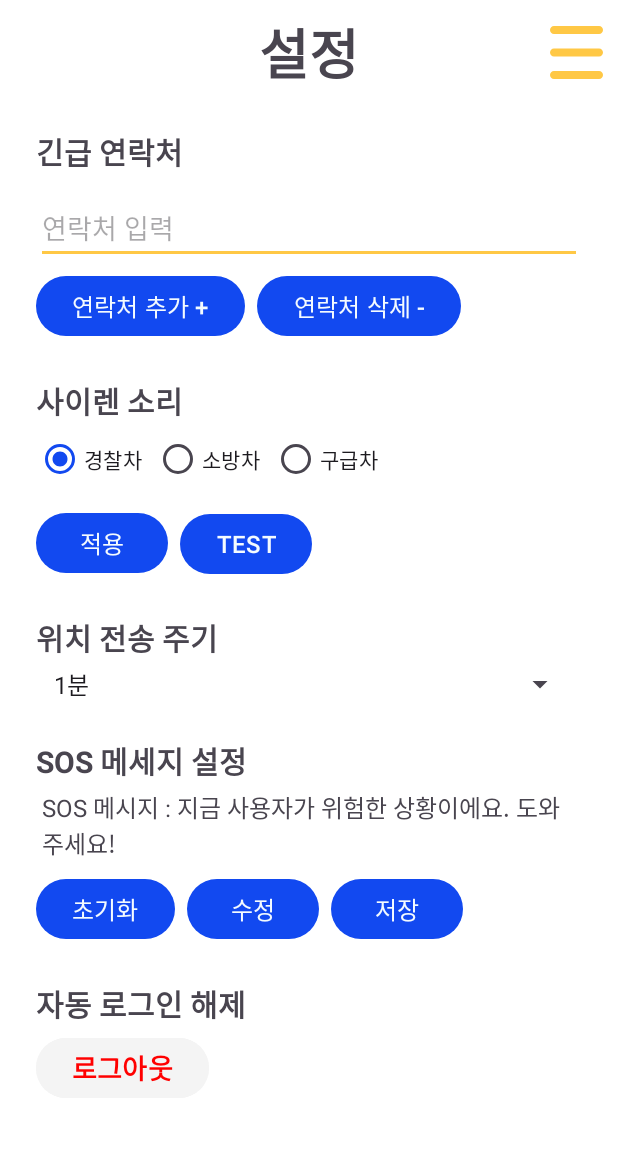
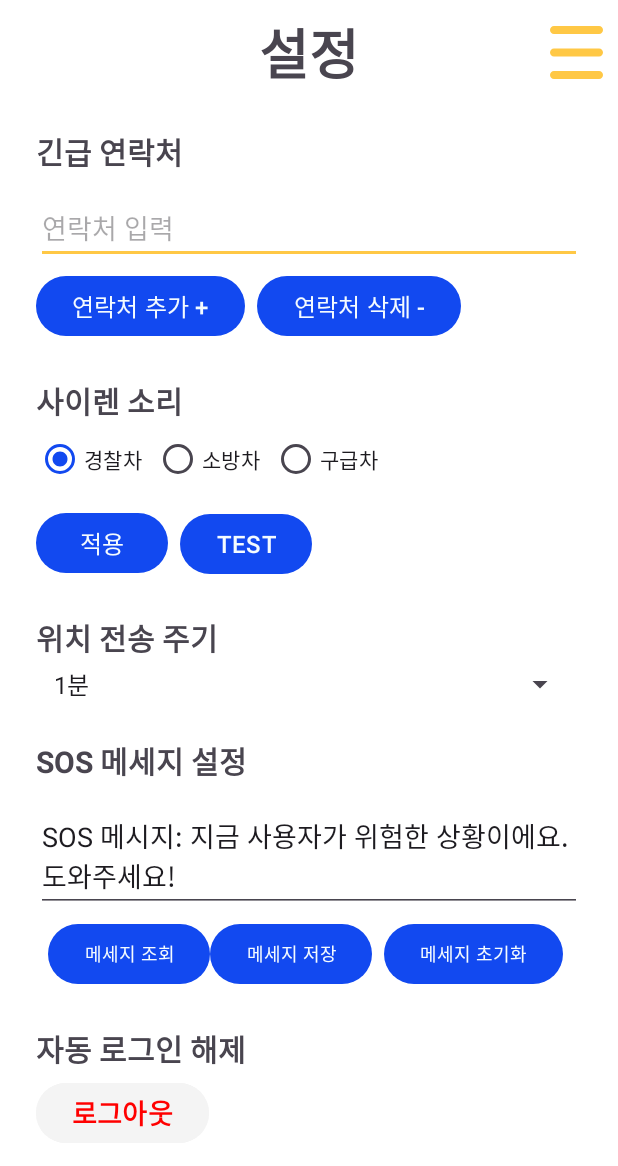
Before and after one commit to ssshyun1001/2023_GURU2_Android, an Android app: the Settings screen opened directly, with no data from a screen before it, on a phone screen of 412 x 824 dp. Shown: the top 1166 px of the screen. Run offline under Robolectric (Android 15) with nearby library versions, the phone set to English and light mode, and no system bars.

Commit message:
메세지 설정 및 로그인 상태 유지 저장

```diff
--- a/app/src/main/java/com/example/guru2_dsjouju_app/DBManager.kt
+++ b/app/src/main/java/com/example/guru2_dsjouju_app/DBManager.kt
@@ -22,6 +22,12 @@ class DBManager(
                     "id TEXT, " +
                     "phone TEXT, " +
                     "PRIMARY KEY (id, phone))"
+        )
+        db.execSQL(
+            "CREATE TABLE messages (" +
+                    "id TEXT," +
+                    "message TEXT," +
+                    "PRIMARY KEY(id))"
         )
     }
 
@@ -86,52 +92,53 @@ class ContactsDAO(private val context: Context, private val loginID: String) {
 
 
 
-//class MessagesDAO(context: Context) {
-//
-//    private val dbManager = DBManager(context, "messagesDB", null, 1)
-//
-//    // 메시지 추가 메서드
-//    fun insertMessage(message: String) {
-//        val db = dbManager.writableDatabase
-//        val values = ContentValues().apply {
-//            put("message", message)
-//        }
-//        db.insert("messages", null, values)
-//        db.close()
-//    }
-//}
-//    // 메시지 삭제 메서드
-//    fun deleteMessage(id: Int) {
-//        val db = dbManager.writableDatabase
-//        db.delete("messages", "id = ?", arrayOf(id.toString()))
-//        db.close()
-//    }
-//
-//    // 메시지 수정 메서드
-//    fun updateMessage(id: Int, newMessage: String) {
-//        val db = dbManager.writableDatabase
-//        val values = ContentValues().apply {
-//            put("message", newMessage)
-//        }
-//        db.update("messages", values, "id = ?", arrayOf(id.toString()))
-//        db.close()
-//    }
-//
-//    // 모든 메시지 조회 메서드
-//    fun getAllMessages(): List<Message> {
-//        val db = dbManager.readableDatabase
-//        val cursor: Cursor = db.rawQuery("SELECT * FROM messages", null)
-//        val messages = mutableListOf<Message>()
-//        while (cursor.moveToNext()) {
-//            val id = cursor.getInt(cursor.getColumnIndexOrThrow("id"))
-//            val message = cursor.getString(cursor.getColumnIndexOrThrow("message"))
-//            messages.add(Message(id, message))
-//        }
-//        cursor.close()
-//        db.close()
-//        return messages
-//    }
-//
-//    // 메시지 클래스
-//    data class Message(val id: Int, val message: String)
-//}
+class MessagesDAO(private val context: Context, private val loginID: String) {
+
+    private val dbManager = DBManager(context, "messagesDB", null, 1)
+
+    // 메시지 수정 메서드
+    fun updateMessage(newMessage: String) {
+        val db = dbManager.writableDatabase
+        val values = ContentValues().apply {
+            put("message", newMessage)
+        }
+        db.update("messages", values, "id = ?", arrayOf(loginID))
+        db.close()
+    }
+
+    // 로그인 ID에 해당하는 모든 메시지 조회 메서드
+    fun getMessagesById(): List<Message> {
+        val db = dbManager.readableDatabase
+        val cursor: Cursor = db.rawQuery("SELECT * FROM messages WHERE id = ?", arrayOf(loginID))
+        val messages = mutableListOf<Message>()
+        while (cursor.moveToNext()) {
+            val id = cursor.getString(cursor.getColumnIndexOrThrow("id"))
+            val message = cursor.getString(cursor.getColumnIndexOrThrow("message"))
+            messages.add(Message(id, message))
+        }
+        cursor.close()
+        db.close()
+        return messages
+    }
+
+    // 메시지 초기화 메서드
+    fun resetMessages() {
+        val db = dbManager.writableDatabase
+
+        // 기존 메시지 삭제
+        db.delete("messages", "id = ?", arrayOf(loginID))
+
+        // 기본 SOS 메시지로 초기화
+        val defaultMessage = "SOS 메시지: 지금 사용자가 위험한 상황이에요. 도와주세요!"
+        val values = ContentValues().apply {
+            put("id", loginID)
+            put("message", defaultMessage)
+        }
+        db.insert("messages", null, values)
+
+        db.close()
+    }
+
+    // 메시지 클래스
+    data class Message(val id: String, val message: String)
+}
--- a/app/src/main/java/com/example/guru2_dsjouju_app/Settings.kt
+++ b/app/src/main/java/com/example/guru2_dsjouju_app/Settings.kt
@@ -7,6 +7,7 @@ import android.media.MediaPlayer
 import android.os.Bundle
 import android.os.Handler
 import android.os.Looper
+import android.util.Log
 import android.view.View
 import android.widget.*
 import androidx.appcompat.app.AppCompatActivity
@@ -14,42 +15,47 @@ import androidx.appcompat.widget.PopupMenu
 
 class Settings : AppCompatActivity() {
 
-    lateinit var setOptionMenuBtn: ImageButton
-
+    private lateinit var setOptionMenuBtn: ImageButton
     private lateinit var sharedPreferences: SharedPreferences
-
     private lateinit var addContactButton: Button
     private lateinit var deleteContactButton: Button
     private lateinit var contactListLayout: LinearLayout
     private lateinit var editTextContact: EditText
-
-    private lateinit var contactsDAO: ContactsDAO
-
     private lateinit var radioGroup: RadioGroup
     private lateinit var applyButton: Button
     private lateinit var testButton: Button
+    private lateinit var spinner: Spinner
+    private lateinit var editTextSosMessage: EditText
+    private lateinit var SOSListLayout : LinearLayout
+    private lateinit var sosMessageTextView: TextView
+    private lateinit var sosResetButton: Button
+    private lateinit var sosSaveButton: Button
+    private lateinit var sosResearchButton: Button // 추가된 버튼
+    private lateinit var logoutButton: Button
+    private lateinit var loginID: String
+    private lateinit var contactsDAO: ContactsDAO
+    private lateinit var messagesDAO: MessagesDAO
+    private var isEditing = false
+    private var originalSosMessage: String = "SOS 메시지: 지금 사용자가 위험한 상황이에요. 도와주세요!"
 
-    private lateinit var spinner: Spinner
 
-    private lateinit var editTextSosMessage: EditText
-    private lateinit var sosMessageTextView: TextView
-    private lateinit var sosInitButton: Button
-    private lateinit var sosEditButton: Button
-    private lateinit var sosSaveButton: Button
 
-    private lateinit var logoutButton: Button
-
-    private var isEditing = false
-    private var originalSosMessage: String = ""
-
-    private lateinit var loginID: String
+    private fun getLoginID(): String? {
+        val prefs = getSharedPreferences("UserPrefs", Context.MODE_PRIVATE)
+        return prefs.getString("LOGIN_ID", null)
+    }
 
     override fun onCreate(savedInstanceState: Bundle?) {
         super.onCreate(savedInstanceState)
         setContentView(R.layout.activity_settings)
 
-        // loginID를 인텐트에서 추출
+        // Intent에서 loginID를 가져옴
         loginID = intent.getStringExtra("LOGIN_ID") ?: ""
+
+        // loginID가 비어있으면 SharedPreferences에서 가져옴
+        if (loginID.isEmpty()) {
+            loginID = getLoginID() ?: ""
+        }
 
         initializeUI()
         initializeDatabase()
@@ -60,48 +66,26 @@ class Settings : AppCompatActivity() {
 
     private fun initializeUI() {
         setOptionMenuBtn = findViewById(R.id.set_option_menu_btn)
-
         addContactButton = findViewById(R.id.add_contact_button)
         deleteContactButton = findViewById(R.id.delete_contact_button)
         contactListLayout = findViewById(R.id.contact_list)
         editTextContact = findViewById(R.id.edit_text_contact)
-
         radioGroup = findViewById(R.id.radio_group_siren)
         applyButton = findViewById(R.id.siren_apply_button)
         testButton = findViewById(R.id.siren_test_button)
-
         spinner = findViewById(R.id.spinner_location_update_frequency)
-
         editTextSosMessage = findViewById(R.id.edit_text_sosmessage)
-        sosMessageTextView = findViewById(R.id.sos_message_text_view)
-        sosInitButton = findViewById(R.id.sos_init_button)
-        sosEditButton = findViewById(R.id.sos_edit_button)
-        sosSaveButton = findViewById(R.id.sos_save_button)
-
+        SOSListLayout = findViewById(R.id.sos_message_list)
+        sosMessageTextView = findViewById(R.id.edit_text_sosmessage) // 올바른 ID 확인 필요
+        sosResetButton = findViewById(R.id.reset_sos_message_button)
+        sosSaveButton = findViewById(R.id.save_sos_message_button)
+        sosResearchButton = findViewById(R.id.research_sos_message_button) // 올바른 ID 확인 필요
         logoutButton = findViewById(R.id.logout_button)
-
-        spinner.onItemSelectedListener = object : AdapterView.OnItemSelectedListener {
-            override fun onItemSelected(parent: AdapterView<*>, view: View?, position: Int, id: Long) {
-                val selectedFrequency = parent.getItemAtPosition(position).toString()
-                val frequencyMillis = when (selectedFrequency) {
-                    "1분" -> 1 * 60 * 1000L
-                    "2분" -> 2 * 60 * 1000L
-                    "3분" -> 3 * 60 * 1000L
-                    "4분" -> 4 * 60 * 1000L
-                    "5분" -> 5 * 60 * 1000L
-                    else -> 1 * 60 * 1000L
-                }
-                saveSpinnerSelection(selectedFrequency)
-            }
-
-            override fun onNothingSelected(parent: AdapterView<*>) {
-                // 아무 것도 선택되지 않음
-            }
-        }
     }
 
     private fun initializeDatabase() {
         contactsDAO = ContactsDAO(this, loginID)
+        messagesDAO = MessagesDAO(this, loginID)
     }
 
     private fun initializePreferences() {
@@ -114,9 +98,9 @@ class Settings : AppCompatActivity() {
         testButton.setOnClickListener { testSelectedSiren() }
         addContactButton.setOnClickListener { addContact() }
         deleteContactButton.setOnClickListener { deleteContact() }
-        sosInitButton.setOnClickListener { resetSosMessage() }
-        sosEditButton.setOnClickListener { toggleEditMode() }
         sosSaveButton.setOnClickListener { saveSosMessage() }
+        sosResetButton.setOnClickListener { resetSosMessage() }
+        sosResearchButton.setOnClickListener { loadSosMessage() } // 추가된 부분
         logoutButton.setOnClickListener { logout() }
     }
 
@@ -151,7 +135,7 @@ class Settings : AppCompatActivity() {
         val contacts = contactsDAO.getContactsById()
         contacts.forEach { contact ->
             val textView = TextView(this).apply {
-                "ID: ${contact.id}, Phone: ${contact.phone}".also { text = it }
+                text = "ID: ${contact.id}, Phone: ${contact.phone}"
                 textSize = 16f
                 setPadding(0, 8, 0, 8)
             }
@@ -173,12 +157,10 @@ class Settings : AppCompatActivity() {
     private fun deleteContact() {
         val phone = editTextContact.text.toString()
         if (phone.isNotEmpty()) {
-            val rowsDeleted = contactsDAO.deleteContact(phone) // 삭제된 레코드 수를 반환 받음
+            val rowsDeleted = contactsDAO.deleteContact(phone)
             if (rowsDeleted > 0) {
-                // 삭제가 성공한 경우
                 updateContactList()
             } else {
-                // 삭제된 레코드가 없는 경우, 즉 전화번호가 존재하지 않는 경우
                 Toast.makeText(this, "존재하지 않는 전화번호입니다.", Toast.LENGTH_SHORT).show()
             }
         } else {
@@ -202,9 +184,6 @@ class Settings : AppCompatActivity() {
 
     private fun testSelectedSiren() {
         val selectedId = radioGroup.checkedRadioButtonId
-        val selectedRadioButton = findViewById<RadioButton>(selectedId)
-        val sirenText = selectedRadioButton?.text.toString()
-
         val sirenType = when (selectedId) {
             R.id.radio_siren1 -> R.raw.police_siren
             R.id.radio_siren2 -> R.raw.fire_trucks_siren
@@ -212,16 +191,15 @@ class Settings : AppCompatActivity() {
             else -> return
         }
 
-        // MediaPlayer를 사용하여 사이렌 소리 재생
         val mediaPlayer = MediaPlayer.create(this, sirenType)
         mediaPlayer.start()
 
-        // 3초 후에 소리 멈추기
         Handler(Looper.getMainLooper()).postDelayed({
             mediaPlayer.stop()
             mediaPlayer.release()
         }, 3000)
 
+        val sirenText = findViewById<RadioButton>(selectedId)?.text.toString()
         Toast.makeText(this, "현재 사이렌 소리: $sirenText", Toast.LENGTH_SHORT).show()
     }
 
@@ -244,62 +222,44 @@ class Settings : AppCompatActivity() {
             .apply()
     }
 
-    private fun resetSosMessage() {
-        val defaultMessage = "SOS 메시지 : 지금 사용자가 위험한 상황이에요. 도와주세요!"
-        sosMessageTextView.text = defaultMessage
-        editTextSosMessage.setText(defaultMessage)
-        sharedPreferences.edit()
-            .putString("sos_message", defaultMessage)
-            .apply()
-    }
-
-    private fun toggleEditMode() {
-        if (isEditing) {
-            sosMessageTextView.visibility = View.VISIBLE
-            editTextSosMessage.visibility = View.GONE
-            sosSaveButton.visibility = View.GONE
-            sosEditButton.text = "수정"
-            editTextSosMessage.setText(originalSosMessage)
+    private fun saveSosMessage() {
+        val newMessage = editTextSosMessage.text.toString().trim()
+        if (newMessage.isNotEmpty()) {
+            messagesDAO.updateMessage(newMessage)
+            sosMessageTextView.text = newMessage
+            Toast.makeText(this, "SOS 메시지가 저장되었습니다.", Toast.LENGTH_SHORT).show()
+            originalSosMessage = newMessage
         } else {
-            originalSosMessage = sosMessageTextView.text.toString()
-            sosMessageTextView.visibility = View.GONE
-            editTextSosMessage.visibility = View.VISIBLE
-            sosSaveButton.visibility = View.VISIBLE
-            sosEditButton.text = "취소"
-        }
-        isEditing = !isEditing
-    }
-
-    private fun saveSosMessage() {
-        val defaultMessage = "SOS 메시지 : 지금 사용자가 위험한 상황이에요. 도와주세요!"
-        val newMessage = editTextSosMessage.text.toString()
-        if (newMessage.isNotBlank()) {
-            sosMessageTextView.text = newMessage
-            sharedPreferences.edit()
-                .putString("sos_message", newMessage)
-                .apply()
-            toggleEditMode()
-
-            // SendMessage 인스턴스를 생성하면서 savedMessage 전달하기
-            val savedMessage = sharedPreferences.getString("sos_message", defaultMessage)
-            val sendMessage = SendMessage(this, "loginID", savedMessage ?: defaultMessage)
-            sendMessage.sendLocationSMS()
-        } else {
-            Toast.makeText(this, "메시지를 입력하세요.", Toast.LENGTH_SHORT).show()
+            Toast.makeText(this, "메시지가 입력되지 않았습니다. 메시지를 입력하세요.", Toast.LENGTH_SHORT).show()
         }
     }
 
-    private fun loadSosMessage() {
-        val defaultMessage = "SOS 메시지 : 지금 사용자가 위험한 상황이에요. 도와주세요!"
-        val savedMessage = sharedPreferences.getString("sos_message", defaultMessage)
-        sosMessageTextView.text = savedMessage
-        editTextSosMessage.setText(savedMessage)
+    private fun resetSosMessage() {
+        messagesDAO.resetMessages()
+        loadSosMessage()
     }
 
+    private fun loadSosMessage() {
+        val messages = messagesDAO.getMessagesById()
+        val latestMessage = messages.lastOrNull()?.message ?: "SOS 메시지: 지금 사용자가 위험한 상황이에요. 도와주세요!"
+        editTextSosMessage.setText(latestMessage)
+        sosMessageTextView.text = latestMessage
+        originalSosMessage = latestMessage
+    }
+
+    private fun saveMessage(message: String) {
+        val prefs = getSharedPreferences("UserPrefs", Context.MODE_PRIVATE)
+        prefs.edit().putString("SAVED_MESSAGE", message).apply()
+    }
+
+
+
     private fun logout() {
-        // 로그인 화면으로 이동
-        val intent = Intent(this, Login::class.java)
-        startActivity(intent)
-        finish()  // 현재 Settings 액티비티 종료
+
+        val prefs = getSharedPreferences("UserPrefs", Context.MODE_PRIVATE)
+        prefs.edit().remove("LOGIN_ID").apply()
+
+        startActivity(Intent(this, Login::class.java))
+        finish()
     }
 }
--- a/app/src/main/res/layout/activity_settings.xml
+++ b/app/src/main/res/layout/activity_settings.xml
@@ -48,6 +48,7 @@
             android:layout_height="wrap_content"
             android:orientation="vertical">
 
+            <!-- 긴급 연락처 설정 -->
             <TextView
                 android:layout_width="wrap_content"
                 android:layout_height="wrap_content"
@@ -94,7 +95,7 @@
                     android:textSize="16sp"/>
             </LinearLayout>
 
-            <!-- Siren Sound Section -->
+            <!-- 사이렌 소리 설정 -->
             <TextView
                 android:layout_width="wrap_content"
                 android:layout_height="wrap_content"
@@ -152,7 +153,7 @@
                     android:layout_marginStart="8dp"/>
             </LinearLayout>
 
-            <!-- Location Update Frequency Section -->
+            <!-- 위치 전송 주기 설정 -->
             <TextView
                 android:layout_width="wrap_content"
                 android:layout_height="wrap_content"
@@ -169,7 +170,7 @@
                 android:layout_marginStart="4dp"
                 android:layout_marginEnd="4dp"/>
 
-            <!-- SOS Message Settings Section -->
+            <!-- SOS 메세지 설정 -->
             <TextView
                 android:layout_width="wrap_content"
                 android:layout_height="wrap_content"
@@ -178,54 +179,55 @@
                 android:textStyle="bold"
                 android:layout_marginTop="24dp"/>
 
-            <TextView
-                android:id="@+id/sos_message_text_view"
+            <LinearLayout
+                android:id="@+id/sos_message_list"
                 android:layout_width="match_parent"
                 android:layout_height="wrap_content"
-                android:layout_marginTop="4dp"
-                android:layout_marginStart="4dp"
-                android:layout_marginEnd="4dp"
-                android:textSize="16sp"/>
+                android:layout_marginTop="8dp"
+                android:layout_marginStart="8dp"
+                android:layout_marginEnd="8dp"
+                android:orientation="vertical"/>
 
             <EditText
                 android:id="@+id/edit_text_sosmessage"
                 android:layout_width="match_parent"
                 android:layout_height="wrap_content"
-                android:hint="SOS 메세지"
+                android:hint="SOS 메세지 입력"
                 android:inputType="textMultiLine"
-                android:visibility="gone"/>
+                android:layout_marginTop="4dp"/>
 
             <LinearLayout
                 android:layout_width="match_parent"
                 android:layout_height="wrap_content"
                 android:orientation="horizontal"
-                android:layout_marginTop="8dp">
+                android:layout_marginTop="4dp">
+
 
                 <Button
-                    android:id="@+id/sos_init_button"
+                    android:id="@+id/research_sos_message_button"
                     android:layout_width="wrap_content"
                     android:layout_height="wrap_content"
-                    android:text="초기화"
-                    android:textSize="16sp"/>
-
-                <Button
-                    android:id="@+id/sos_edit_button"
-                    android:layout_width="wrap_content"
-                    android:layout_height="wrap_content"
-                    android:text="수정"
-                    android:textSize="16sp"
+                    android:text="메세지 조회"
+                    android:textSize="12sp"
                     android:layout_marginStart="8dp"/>
 
                 <Button
-                    android:id="@+id/sos_save_button"
+                    android:id="@+id/save_sos_message_button"
                     android:layout_width="wrap_content"
                     android:layout_height="wrap_content"
-                    android:text="저장"
-                    android:textSize="16sp"
+                    android:text="메세지 저장"
+                    android:textSize="12sp"/>
+
+                <Button
+                    android:id="@+id/reset_sos_message_button"
+                    android:layout_width="wrap_content"
+                    android:layout_height="wrap_content"
+                    android:text="메세지 초기화"
+                    android:textSize="12sp"
                     android:layout_marginStart="8dp"/>
             </LinearLayout>
 
-            <!-- Logout Section -->
+            <!-- 로그아웃 설정 -->
             <TextView
                 android:layout_width="wrap_content"
                 android:layout_height="wrap_content"
```
Also changed, not shown: app/src/main/java/com/example/guru2_dsjouju_app/Login.kt (+8 -0 lines), app/src/main/java/com/example/guru2_dsjouju_app/sendMessage.kt (+9 -3 lines).
